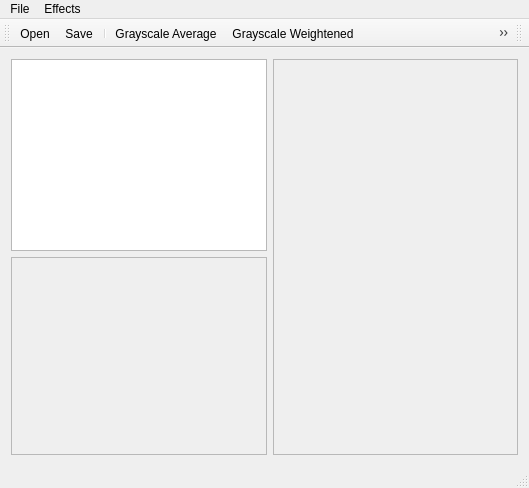
Before: the Qt Designer form MyPainter/mypainter.ui in xzatkalik/zadanie, drawn with Qt 5.
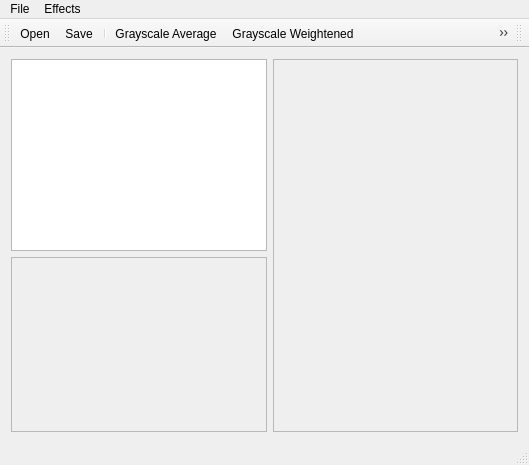
After: the same form once the commit is applied. Icons and pictures are not drawn.

```diff
--- a/MyPainter/mypainter.ui
+++ b/MyPainter/mypainter.ui
@@ -7,7 +7,7 @@
     <x>0</x>
     <y>0</y>
     <width>529</width>
-    <height>488</height>
+    <height>465</height>
    </rect>
   </property>
   <property name="windowTitle">
@@ -48,7 +48,7 @@
            <x>0</x>
            <y>0</y>
            <width>254</width>
-           <height>176</height>
+           <height>153</height>
           </rect>
          </property>
         </widget>
@@ -75,7 +75,7 @@
            <x>0</x>
            <y>0</y>
            <width>243</width>
-           <height>374</height>
+           <height>351</height>
           </rect>
          </property>
         </widget>
```
